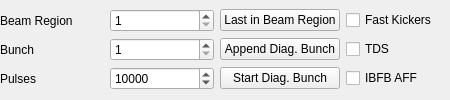
Qt form esme/gui/ui/special_bunch_panel.ui (st-walker/esme) before a commit.
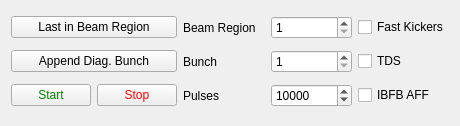
The same form after that commit.

Commit message: special bunch panels control improvements and screen changes

```diff
--- a/esme/gui/ui/special_bunch_panel.ui
+++ b/esme/gui/ui/special_bunch_panel.ui
@@ -6,8 +6,8 @@
    <rect>
     <x>0</x>
     <y>0</y>
-    <width>450</width>
-    <height>100</height>
+    <width>460</width>
+    <height>126</height>
    </rect>
   </property>
   <property name="minimumSize">
@@ -25,32 +25,8 @@
   <property name="windowTitle">
    <string>Form</string>
   </property>
-  <layout class="QGridLayout" name="gridLayout_2">
-   <property name="leftMargin">
-    <number>0</number>
-   </property>
-   <property name="topMargin">
-    <number>0</number>
-   </property>
-   <property name="rightMargin">
-    <number>0</number>
-   </property>
-   <property name="bottomMargin">
-    <number>0</number>
-   </property>
-   <item row="0" column="0">
     <layout class="QGridLayout" name="gridLayout">
-     <item row="0" column="4">
-      <widget class="QCheckBox" name="use_fast_kickers_checkbox">
-       <property name="toolTip">
-        <string>Whether to fire the fast kickers for the diagnostic bunch</string>
-       </property>
-       <property name="text">
-        <string>Fast Kickers</string>
-       </property>
-      </widget>
-     </item>
-     <item row="0" column="3">
+   <item row="0" column="0">
       <widget class="QPushButton" name="go_to_last_bunch_in_br_pushbutton">
        <property name="enabled">
         <bool>true</bool>
@@ -66,26 +42,10 @@
        </property>
       </widget>
      </item>
-     <item row="1" column="1">
-      <widget class="QLabel" name="bunch_label">
+   <item row="0" column="1">
+    <widget class="QLabel" name="beam_region_label">
        <property name="text">
-        <string>Bunch</string>
-       </property>
-      </widget>
-     </item>
-     <item row="1" column="3">
-      <widget class="QPushButton" name="go_to_last_laserpulse_pushbutton">
-       <property name="enabled">
-        <bool>true</bool>
-       </property>
-       <property name="toolTip">
-        <string>Append a bunch to the last beam region in the machine</string>
-       </property>
-       <property name="text">
-        <string>Append Diag. Bunch</string>
-       </property>
-       <property name="checked">
-        <bool>false</bool>
+      <string>Beam Region</string>
        </property>
       </widget>
      </item>
@@ -99,6 +59,39 @@
        </property>
       </widget>
      </item>
+   <item row="0" column="3">
+    <widget class="QCheckBox" name="use_fast_kickers_checkbox">
+     <property name="toolTip">
+      <string>Whether to fire the fast kickers for the diagnostic bunch</string>
+     </property>
+     <property name="text">
+      <string>Fast Kickers</string>
+     </property>
+    </widget>
+   </item>
+   <item row="1" column="0">
+    <widget class="QPushButton" name="go_to_last_laserpulse_pushbutton">
+     <property name="enabled">
+      <bool>true</bool>
+     </property>
+     <property name="toolTip">
+      <string>Append a bunch to the last beam region in the machine</string>
+     </property>
+     <property name="text">
+      <string>Append Diag. Bunch</string>
+     </property>
+     <property name="checked">
+      <bool>false</bool>
+     </property>
+    </widget>
+   </item>
+   <item row="1" column="1">
+    <widget class="QLabel" name="bunch_label">
+     <property name="text">
+      <string>Bunch</string>
+     </property>
+    </widget>
+   </item>
      <item row="1" column="2">
       <widget class="QSpinBox" name="bunch_spinbox">
        <property name="toolTip">
@@ -112,14 +105,7 @@
        </property>
       </widget>
      </item>
-     <item row="0" column="1">
-      <widget class="QLabel" name="beam_region_label">
-       <property name="text">
-        <string>Beam Region</string>
-       </property>
-      </widget>
-     </item>
-     <item row="1" column="4">
+   <item row="1" column="3">
       <widget class="QCheckBox" name="use_tds_checkbox">
        <property name="toolTip">
         <string>Whether to fire the TDS for the diagnostic bunch</string>
@@ -129,13 +115,18 @@
        </property>
       </widget>
      </item>
-     <item row="2" column="3">
+   <item row="2" column="0">
+    <layout class="QHBoxLayout" name="horizontalLayout_2">
+     <item>
       <widget class="QPushButton" name="start_button">
        <property name="toolTip">
         <string>&lt;html&gt;&lt;head/&gt;&lt;body&gt;&lt;p&gt;Start diagnostic bunch optionally with fast kickers and the TDS&lt;/p&gt;&lt;/body&gt;&lt;/html&gt;</string>
        </property>
+       <property name="styleSheet">
+        <string notr="true">QPushButton { color: green; }</string>
+       </property>
        <property name="text">
-        <string>Start Diag. Bunch</string>
+        <string>Start</string>
        </property>
        <property name="checkable">
         <bool>true</bool>
@@ -145,6 +136,37 @@
        </property>
        <property name="autoRepeat">
         <bool>false</bool>
+       </property>
+      </widget>
+     </item>
+     <item>
+      <widget class="QPushButton" name="stop_button">
+       <property name="toolTip">
+        <string>&lt;html&gt;&lt;head/&gt;&lt;body&gt;&lt;p&gt;Start diagnostic bunch optionally with fast kickers and the TDS&lt;/p&gt;&lt;/body&gt;&lt;/html&gt;</string>
+       </property>
+       <property name="styleSheet">
+        <string notr="true">QPushButton { color: red; }</string>
+       </property>
+       <property name="text">
+        <string>Stop</string>
+       </property>
+       <property name="checkable">
+        <bool>true</bool>
+       </property>
+       <property name="checked">
+        <bool>false</bool>
+       </property>
+       <property name="autoRepeat">
+        <bool>false</bool>
+       </property>
+      </widget>
+     </item>
+    </layout>
+   </item>
+   <item row="2" column="1">
+    <widget class="QLabel" name="npulses_label">
+     <property name="text">
+      <string>Pulses</string>
        </property>
       </widget>
      </item>
@@ -165,14 +187,7 @@
        </item>
       </layout>
      </item>
-     <item row="2" column="1">
-      <widget class="QLabel" name="npulses_label">
-       <property name="text">
-        <string>Pulses</string>
-       </property>
-      </widget>
-     </item>
-     <item row="2" column="4">
+   <item row="2" column="3">
       <widget class="QCheckBox" name="ibfb_checkbox">
        <property name="toolTip">
         <string>IBFB Adaptive FF State (Should typically be off when doing measurements)</string>
@@ -181,8 +196,6 @@
         <string>IBFB AFF</string>
        </property>
       </widget>
-     </item>
-    </layout>
    </item>
   </layout>
  </widget>
```
Lines whose indentation alone changed are shown as unchanged. The commit also changes 7 other files.
